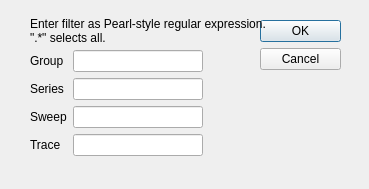
Above: DlgTreeFilter.ui from ChrisHal/PMbrowser before the change. Below: the same form after it.
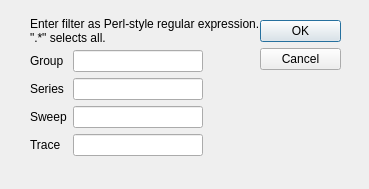
That is the form after the change.

```diff
--- a/DlgTreeFilter.ui
+++ b/DlgTreeFilter.ui
@@ -39,7 +39,7 @@
     </rect>
    </property>
    <property name="text">
-    <string>Enter filter as Pearl-style regular expression.
+    <string>Enter filter as Perl-style regular expression.
 &quot;.*&quot; selects all.</string>
    </property>
   </widget>
```
